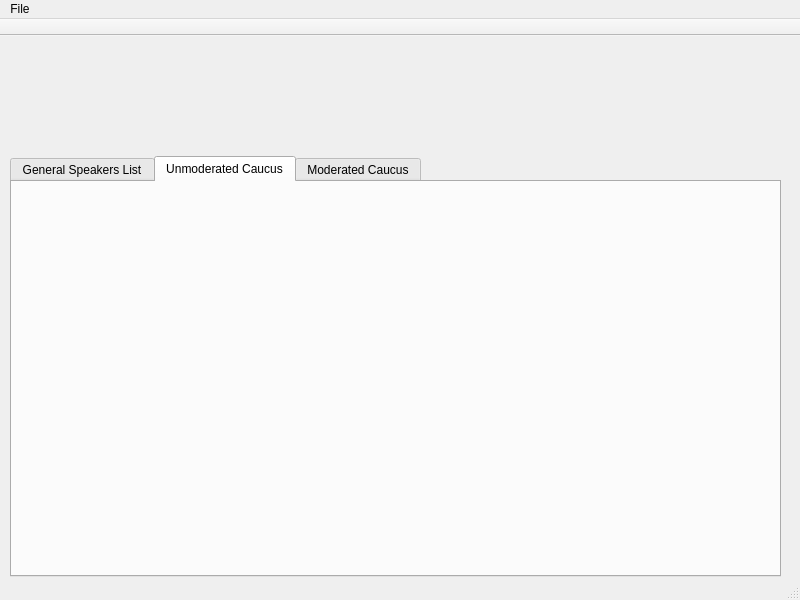
Before: the Qt Designer form src/alphuntue.ui in hometue/Alphuntue, drawn with Qt 5.
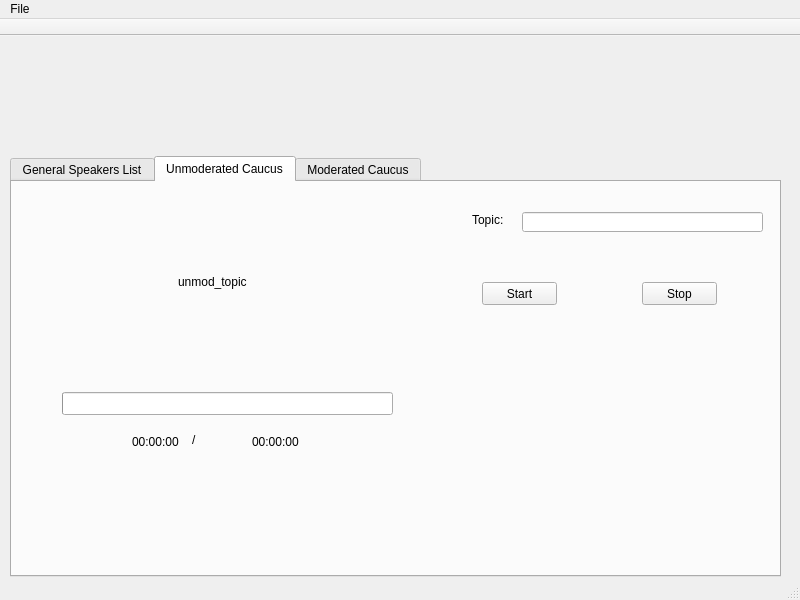
After: the same form once the commit is applied. The open tabs and pages were chosen to show the change.

Commit message: Unmod finished

```diff
--- a/src/alphuntue.ui
+++ b/src/alphuntue.ui
@@ -237,6 +237,172 @@
      <attribute name="title">
       <string>Unmoderated Caucus</string>
      </attribute>
+     <widget class="QProgressBar" name="unmod_progressBar">
+      <property name="geometry">
+       <rect>
+        <x>50</x>
+        <y>210</y>
+        <width>331</width>
+        <height>23</height>
+       </rect>
+      </property>
+      <property name="value">
+       <number>0</number>
+      </property>
+      <property name="textVisible">
+       <bool>false</bool>
+      </property>
+     </widget>
+     <widget class="QPushButton" name="unmod_start">
+      <property name="geometry">
+       <rect>
+        <x>470</x>
+        <y>100</y>
+        <width>75</width>
+        <height>23</height>
+       </rect>
+      </property>
+      <property name="text">
+       <string>Start</string>
+      </property>
+     </widget>
+     <widget class="QLabel" name="label_2">
+      <property name="geometry">
+       <rect>
+        <x>460</x>
+        <y>30</y>
+        <width>31</width>
+        <height>16</height>
+       </rect>
+      </property>
+      <property name="text">
+       <string>Topic:</string>
+      </property>
+      <property name="textInteractionFlags">
+       <set>Qt::NoTextInteraction</set>
+      </property>
+     </widget>
+     <widget class="QLineEdit" name="unmod_topicInput">
+      <property name="geometry">
+       <rect>
+        <x>510</x>
+        <y>30</y>
+        <width>241</width>
+        <height>20</height>
+       </rect>
+      </property>
+     </widget>
+     <widget class="QPushButton" name="unmod_stop">
+      <property name="geometry">
+       <rect>
+        <x>630</x>
+        <y>100</y>
+        <width>75</width>
+        <height>23</height>
+       </rect>
+      </property>
+      <property name="text">
+       <string>Stop</string>
+      </property>
+     </widget>
+     <widget class="QLabel" name="unmod_topic">
+      <property name="geometry">
+       <rect>
+        <x>166</x>
+        <y>90</y>
+        <width>71</width>
+        <height>20</height>
+       </rect>
+      </property>
+      <property name="text">
+       <string>unmod_topic</string>
+      </property>
+     </widget>
+     <widget class="QLabel" name="unmod_elapsedTime">
+      <property name="geometry">
+       <rect>
+        <x>120</x>
+        <y>250</y>
+        <width>51</width>
+        <height>20</height>
+       </rect>
+      </property>
+      <property name="text">
+       <string>00:00:00</string>
+      </property>
+     </widget>
+     <widget class="QLabel" name="unmod_totalTime">
+      <property name="geometry">
+       <rect>
+        <x>240</x>
+        <y>250</y>
+        <width>51</width>
+        <height>20</height>
+       </rect>
+      </property>
+      <property name="text">
+       <string>00:00:00</string>
+      </property>
+     </widget>
+     <widget class="QLabel" name="label_3">
+      <property name="geometry">
+       <rect>
+        <x>180</x>
+        <y>250</y>
+        <width>16</width>
+        <height>16</height>
+       </rect>
+      </property>
+      <property name="text">
+       <string>/</string>
+      </property>
+     </widget>
+     <widget class="QWidget" name="">
+      <property name="geometry">
+       <rect>
+        <x>490</x>
+        <y>60</y>
+        <width>203</width>
+        <height>22</height>
+       </rect>
+      </property>
+      <layout class="QHBoxLayout" name="horizontalLayout_3">
+       <item>
+        <widget class="QLabel" name="label">
+         <property name="text">
+          <string>Duration:</string>
+         </property>
+        </widget>
+       </item>
+       <item>
+        <widget class="QSpinBox" name="unmod_hour">
+         <property name="suffix">
+          <string>h</string>
+         </property>
+        </widget>
+       </item>
+       <item>
+        <widget class="QSpinBox" name="unmod_minute">
+         <property name="suffix">
+          <string>min</string>
+         </property>
+         <property name="maximum">
+          <number>59</number>
+         </property>
+        </widget>
+       </item>
+       <item>
+        <widget class="QSpinBox" name="unmod_second">
+         <property name="suffix">
+          <string>s</string>
+         </property>
+         <property name="maximum">
+          <number>59</number>
+         </property>
+        </widget>
+       </item>
+      </layout>
+     </widget>
     </widget>
     <widget class="QWidget" name="tab_5">
      <attribute name="title">
```
Left out of the diff: 43 changed lines with no effect on the pictures. The commit also changes 5 other files.
